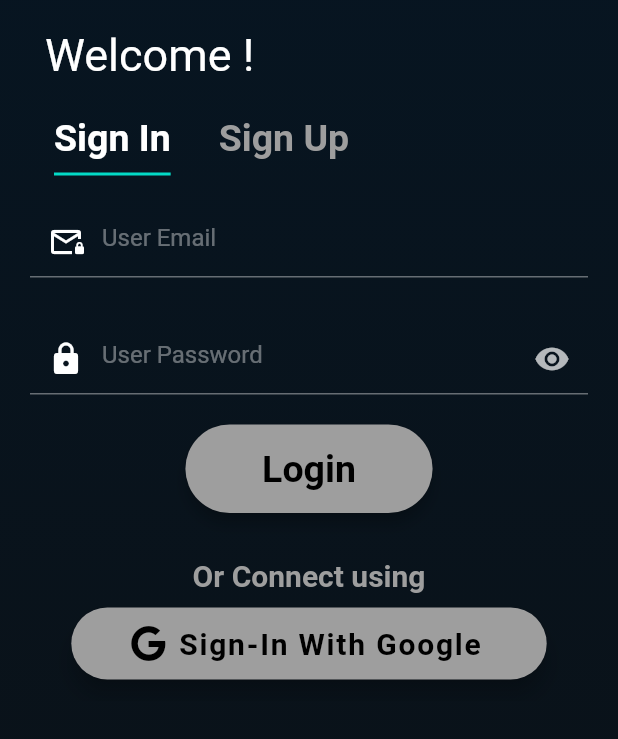
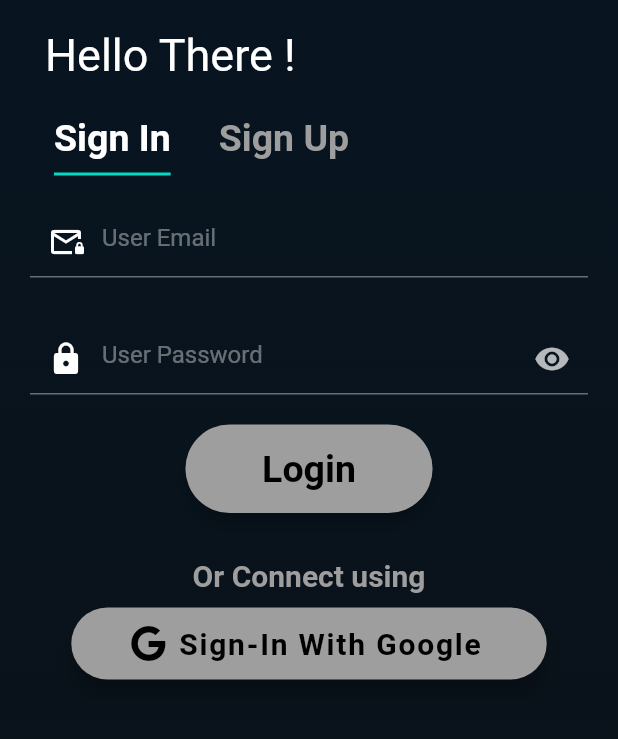
Before and after one commit to Prajj-10/Bhansa, a Flutter app: the screen it shows after launch, after a tap on "Login", on a phone screen of 412 x 824 dp, the part 330-1069 px from its top. Run offline on Flutter 3.47's test engine with Material 2 defaults, Android fonts, the phone set to English and light mode, and no system bars; our stand-ins replace cloud_firestore, easy_splash_screen, file_picker, firebase_auth, firebase_core, firebase_database and 10 more; accounts and stored records are empty; network calls fail; Roboto replaces fonts that are missing (Yesteryear).

Commit message:
Splash Screen Updated with rest of the App Theme

```diff
--- a/cook_book/lib/app/PostRecipe/post_recipe.dart
+++ b/cook_book/lib/app/PostRecipe/post_recipe.dart
@@ -270,7 +270,6 @@ class _PostRecipeState extends State<PostRecipe> {
                           IconButton(
                               onPressed: ()async{
                                 final results = await FilePicker.platform.pickFiles(
-
                                   allowMultiple: false,
                                   type: FileType.custom,
                                   allowedExtensions: ['png', 'jpg'],
--- a/cook_book/lib/app/loginpage/loginPage.dart
+++ b/cook_book/lib/app/loginpage/loginPage.dart
@@ -85,7 +85,7 @@ class _LoginPageState extends State<LoginPage> with TickerProviderStateMixin{
                           children: [
                             Padding(
                               padding: const EdgeInsets.only(left:10, top: 20.0, bottom: 15.0),
-                              child: Text("Welcome !",
+                              child: Text("Hello There !",
                                 style: GoogleFonts.roboto(
                                   textStyle: const TextStyle(color: Colors.white,
                                       fontSize: 30.0),
--- a/cook_book/lib/splash_screen.dart
+++ b/cook_book/lib/splash_screen.dart
@@ -17,8 +17,7 @@ class _SplashPageState extends State<SplashPage> {
   @override
   Widget build(BuildContext context) {
     return EasySplashScreen(
-      logo: Image.network(
-          'https://cdn.dribbble.com/users/131733/screenshots/5472304/artboard_copy.png'),
+        logo: Image.asset('assets/CB2.png'),
         title: const Text(
           "Cook Book",
           style: TextStyle(
@@ -26,8 +25,9 @@ class _SplashPageState extends State<SplashPage> {
             fontWeight: FontWeight.bold,
           ),
         ),
-      backgroundColor: Colors.grey.shade400,
         showLoader: true,
+        backgroundColor: const Color(0xFF061624).withOpacity(1.0),
+        loaderColor: Colors.white,
         loadingText: const Text("Loading..."),
         navigator: const HomePage(),
 
```
Also changed, not shown: cook_book/assets/CB2.png (added). Lines whose indentation alone changed are shown as unchanged.
